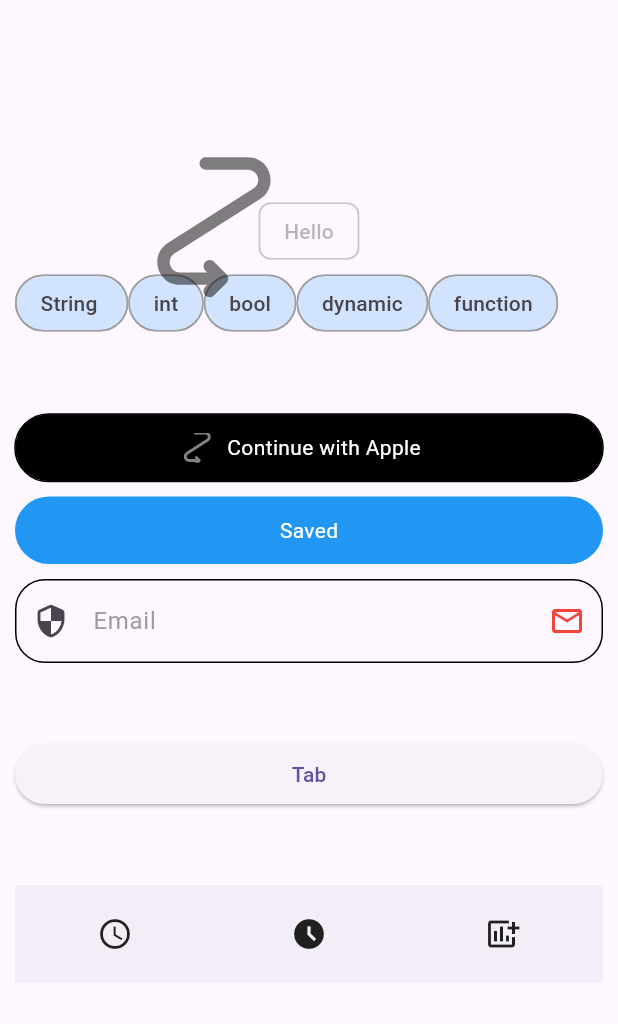
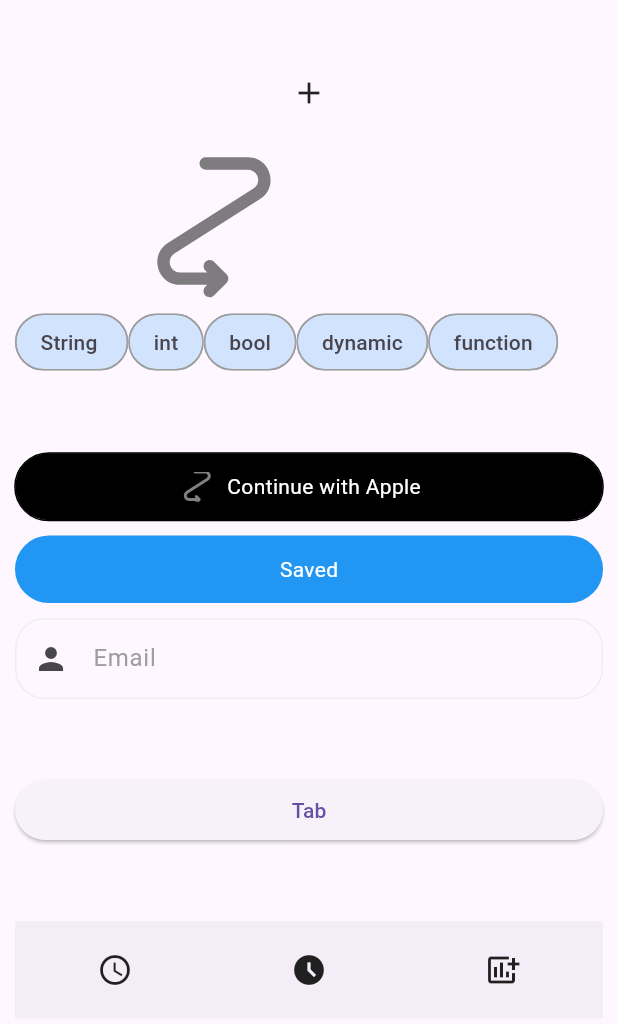
Before and after one commit to Mehrankhan-METRA-RGB/QuickUI, a Flutter app: the screen it shows after launch, on a phone screen of 412 x 824 dp. Shown: the top 1024 px of the screen. Run offline on Flutter 3.47's test engine with Material 3 defaults, Android fonts, the phone set to English and light mode, and no system bars; our stand-ins replace cached_network_image, flutter_svg.

Commit message:
Quick pop menu added

```diff
--- a/quick_ui/example/lib/main.dart
+++ b/quick_ui/example/lib/main.dart
@@ -52,9 +52,34 @@ class _ExampleState extends State<Example> {
           padding: const EdgeInsets.symmetric(horizontal: 10),
           children: [
             const SizedBox(
+              height: 50,
+            ),
+             QuickPopMenu(
+               position: PopupMenuPosition.under,
+               icon: const Icon(Icons.add),
+               dividerWidth: 0.5,
+               dividerColor: Colors.black,
+               shapeBorder: RoundedRectangleBorder(
+                   borderRadius: BorderRadius.circular(10),
+                   side: const BorderSide(color: Colors.black,width: 0.5)),
+              onTab: (value,name) {
+                print("value in the UI $name");
+              },
+              boxConstraints: const BoxConstraints(
+                maxHeight: 110,
+                maxWidth: 80,
+                minHeight: 110,
+                minWidth: 80
+              ),
+              menuNames: const ['Name','Ima','ascendant'],
+              // menuIcons: const ['assets/icon.svg','assets/icon.svg','assets/icon.svg',],
+                         ),
+            const SizedBox(
               height: 130,
             ),
-            const InputChip(label: Text("Hello")),
+
+
+
             Wrap(
               children: listOfChip.map((e) {
                 return QuickChip(
@@ -110,6 +135,13 @@ class _ExampleState extends State<Example> {
             ),
            const SizedBox(height: 10),
             InputFields(
+              contentPadding: const EdgeInsets.symmetric(vertical: 15),
+             errorColor: Colors.red,
+             border: OutlineInputBorder(
+               borderRadius: BorderRadius.circular(20),
+             ),
+              borderRadius: 30,
+              fillColor: const Color(0xffFFFFFF),
               validator: (value) {
                 if (value!.isEmpty) {
                   return 'Required Filed';
@@ -119,21 +151,17 @@ class _ExampleState extends State<Example> {
               onChange: (value) {
 
               },
-              unFocusedColor: Colors.grey.withOpacity(0.3),
+              unFocusedColor: const Color(0xffEEEEEE),
               focusedColor: Colors.black87,
               borderColor: (val) => val!,
               label: const Text('label'),
               focusNode: focusNode,
-              border: OutlineInputBorder(
-                borderSide: const BorderSide(color: Colors.red),
-                borderRadius: BorderRadius.circular(20),
-              ),
+              // border: OutlineInputBorder(
+              //   borderSide: const BorderSide(color: Colors.red),
+              //   borderRadius: BorderRadius.circular(20),
+              // ),
               hintText: 'Email',
-              suffixIcon: const Icon(
-                Icons.email_outlined,
-                color: Colors.red,
-              ),
-              prefixIcon: Icons.security_rounded,
+              prefixIcon: Icons.person,
               textStyle: const TextStyle(
                 fontSize: 16,
                 fontWeight: FontWeight.w400,
@@ -180,7 +208,9 @@ class _ExampleState extends State<Example> {
             const QuickFloat(
               child: QuickImage(url: 'assets/icon.svg',height: 100,)
               //the desired offsets
-            )
+            ),
+            const SizedBox(height: 50,),
+
           ],
         ),
       ),
--- a/quick_ui/lib/Widgets/InputFields/input_field.dart
+++ b/quick_ui/lib/Widgets/InputFields/input_field.dart
@@ -74,6 +74,8 @@ class _InputFieldsState<T> extends State<InputFields<T>> {
 
   @override
   void initState() {
+    borderColor = widget.unFocusedColor ?? Colors.transparent;
+
     ///TODO:ORIGINAL CODE
     // if (widget.focusNode != null) {
     //   if (mounted) {
@@ -151,6 +153,12 @@ class _InputFieldsState<T> extends State<InputFields<T>> {
           controller: widget.controller,
           onChanged: widget.onChange,
           decoration: widget.inputDecoration?.copyWith(
+                focusedErrorBorder: widget.border?.copyWith(
+                  borderSide: _borderSide(
+                      color: widget.errorColor ??
+                          theme.inputDecorationTheme.errorBorder?.borderSide
+                              .color),
+                ),
                 labelText: widget.title,
                 errorBorder: widget.border?.copyWith(
                   borderSide: _borderSide(
@@ -161,9 +169,10 @@ class _InputFieldsState<T> extends State<InputFields<T>> {
                 enabledBorder: widget.border?.copyWith(
                   borderSide: _borderSide(color: borderColor),
                 ),
-                border: OutlineInputBorder(
-                    borderSide: _borderSide(color: borderColor)),
-                focusedBorder: widget.border,
+                border: widget.border
+                    ?.copyWith(borderSide: _borderSide(color: borderColor)),
+                focusedBorder: widget.border
+                    ?.copyWith(borderSide: _borderSide(color: borderColor)),
                 hintStyle: widget.textStyle,
                 helperStyle: widget.textStyle,
                 contentPadding: widget.contentPadding,
@@ -184,6 +193,12 @@ class _InputFieldsState<T> extends State<InputFields<T>> {
                           theme.inputDecorationTheme.errorBorder?.borderSide
                               .color),
                 ),
+                // focusedErrorBorder: widget.border?.copyWith(
+                //   borderSide: _borderSide(
+                //       color: widget.errorColor ??
+                //           theme.inputDecorationTheme.errorBorder?.borderSide
+                //               .color),
+                // ),
                 enabledBorder: widget.border?.copyWith(
                   borderSide: _borderSide(color: borderColor),
                 ),
@@ -198,7 +213,8 @@ class _InputFieldsState<T> extends State<InputFields<T>> {
                 errorStyle: theme.inputDecorationTheme.errorStyle
                     ?.copyWith(color: widget.errorColor),
                 focusColor: theme.inputDecorationTheme.focusColor,
-                contentPadding: theme.inputDecorationTheme.contentPadding,
+                contentPadding: widget.contentPadding ??
+                    theme.inputDecorationTheme.contentPadding,
                 labelStyle:
                     widget.textStyle ?? theme.inputDecorationTheme.labelStyle,
                 helperStyle:
--- /dev/null
+++ b/quick_ui/lib/Widgets/PopMenus/quick_pop_menus.dart
@@ -0,0 +1,130 @@
+import 'package:flutter/material.dart';
+import 'package:quick_ui/quick_ui.dart';
+
+class QuickPopMenu extends StatefulWidget {
+  const QuickPopMenu(
+      {super.key,
+      this.textStyle,
+      this.menuNames,
+      this.menuIcons,
+      this.boxConstraints,
+      this.position,
+      this.backgroundColor,
+      this.onTab,
+      this.shapeBorder,
+      this.dividerColor,
+      this.dividerWidth,
+      this.icon});
+
+  final TextStyle? textStyle;
+  final List<String>? menuNames;
+  final List<dynamic>? menuIcons;
+  final PopupMenuPosition? position;
+  final BoxConstraints? boxConstraints;
+  final Function(int value, String name)? onTab;
+  final Color? backgroundColor;
+  final Color? dividerColor;
+  final ShapeBorder? shapeBorder;
+  final double? dividerWidth;
+  final dynamic icon;
+
+  @override
+  State<QuickPopMenu> createState() => _QuickPopMenuState();
+}
+
+class _QuickPopMenuState extends State<QuickPopMenu> {
+  List<PopupMenuItem> menus = [];
+
+  @override
+  void initState() {
+    for (int i = 0; i < widget.menuNames!.length; i++) {
+      menus.add(_menuItem(i));
+    }
+
+    // TODO: implement initState
+    super.initState();
+  }
+
+  @override
+  Widget build(BuildContext context) {
+    PopupMenuThemeData theme = Theme.of(context).popupMenuTheme;
+
+    return PopupMenuButton(
+        //padding: EdgeInsets.zero,]
+        position: widget.position,
+        color: widget.backgroundColor ?? theme.color,
+        elevation: 0,
+        offset: const Offset(-15, 10),
+        constraints: widget.boxConstraints,
+        enabled: true,
+        shape: widget.shapeBorder ?? theme.shape,
+        onSelected: (value) async {
+          widget.onTab != null
+              ? widget.onTab!(value, widget.menuNames![value])
+              : null;
+        },
+        child: _menuIcon(),
+        itemBuilder: (context) {
+          return menus;
+        });
+  }
+
+  _menuItem(int index) {
+    return PopupMenuItem(
+      padding: EdgeInsets.zero,
+      height: 10,
+      value: index,
+      child: Column(
+        crossAxisAlignment: CrossAxisAlignment.start,
+        mainAxisAlignment: MainAxisAlignment.start,
+        children: [
+          widget.menuIcons != null
+              ? Row(
+                  children: [
+                    widget.menuIcons![index] is IconData
+                        ? Icon(widget.menuIcons![index])
+                        : widget.menuIcons![index] is String
+                            ? QuickImage(url: widget.menuIcons![index])
+                            : widget.menuIcons![index] is Widget
+                                ? widget.menuIcons![index]
+                                : null,
+                    Padding(
+                      padding: const EdgeInsets.only(left: 10),
+                      child: Text(
+                        widget.menuNames![index],
+                        style: widget.textStyle,
+                      ),
+                    ),
+                  ],
+                )
+              : Padding(
+                  padding: const EdgeInsets.only(left: 10),
+                  child: Text(
+                    widget.menuNames![index],
+                    style: widget.textStyle,
+                  ),
+                ),
+          if (index != widget.menuNames!.length - 1)
+            Divider(thickness: widget.dividerWidth, color: widget.dividerColor),
+          // if(index == widget.menuNames!.length - 1 )
+          // const  SizedBox(height: 10,),
+        ],
+      ),
+    );
+  }
+
+  Widget _menuIcon() {
+    return widget.icon != null
+        ? widget.icon is String
+            ? QuickImage(
+                url: widget.icon,
+
+              )
+            : widget.icon is IconData
+                ? Icon(widget.icon)
+                : widget.icon is Widget
+                    ? widget.icon
+                    : const SizedBox()
+        :  const SizedBox();
+  }
+}
--- a/quick_ui/lib/quick_ui.dart
+++ b/quick_ui/lib/quick_ui.dart
@@ -6,3 +6,4 @@ export 'Widgets/Chips/quick_chip.dart';
 export 'Widgets/Images/quick_image.dart';
 export 'Widgets/InputFields/input_field.dart';
 export 'Widgets/Buttons/quick_button.dart';
+export 'Widgets/PopMenus/quick_pop_menus.dart';
```
